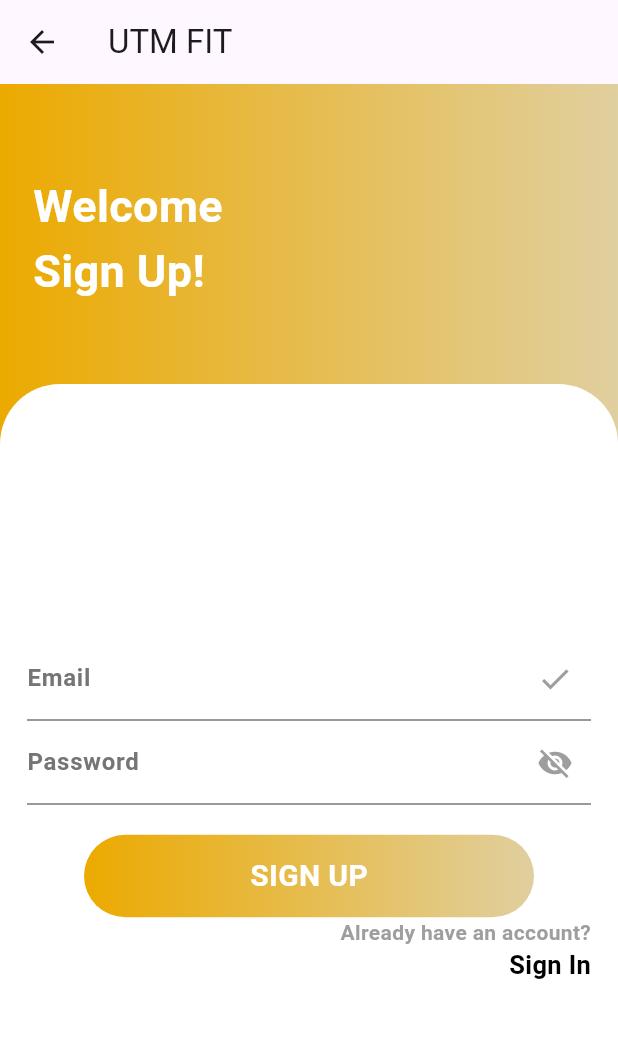
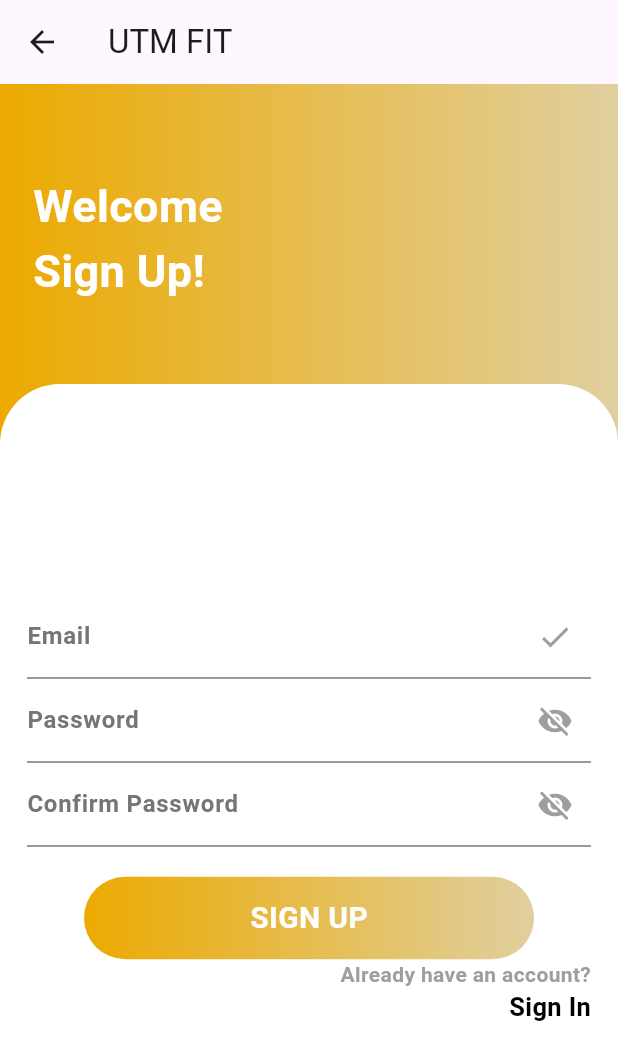
Before and after one commit to nuramirahathirahnazli/ByteBurst, a Flutter app: the signupScreen screen opened directly, on a phone screen of 412 x 824 dp. Shown: the top 1060 px of the screen. Run offline on Flutter 3.47's test engine with Material 3 defaults, Android fonts, the phone set to English and light mode, and no system bars; our stand-ins replace curved_navigation_bar, firebase_auth, firebase_core; accounts and stored records are empty.

Commit message:
Update signup_user.dart
add 'confirm pass' field

```diff
--- a/utmfit/lib/screens/user/Auth/signup_user.dart
+++ b/utmfit/lib/screens/user/Auth/signup_user.dart
@@ -30,6 +30,7 @@ class signupScreen extends StatelessWidget {
   Widget build(BuildContext context) {
     String email = '';
     String password = '';
+    String confirmPassword = '';
 
     return Scaffold(
       appBar: AppBar(
@@ -108,10 +109,33 @@ class signupScreen extends StatelessWidget {
                         ),
                       ),
                     ),
+                    TextField(
+                      onChanged: (value) {
+                        confirmPassword = value;
+                      },
+                      obscureText: true,
+                      decoration: InputDecoration(
+                        suffixIcon: const Icon(
+                          Icons.visibility_off,
+                          color: Colors.grey,
+                        ),
+                        labelText: 'Confirm Password',
+                        labelStyle: TextStyle(
+                          fontWeight: FontWeight.bold,
+                          color: Color.fromARGB(255, 117, 117, 115),
+                        ),
+                      ),
+                    ),
                     SizedBox(height: 20),
                     GestureDetector(
                       onTap: () {
-                        signUp(context, email, password);
+                        if (password == confirmPassword) {
+                          signUp(context, email, password);
+                        } else {
+                          ScaffoldMessenger.of(context).showSnackBar(SnackBar(
+                            content: Text('Passwords do not match.'),
+                          ));
+                        }
                       },
                       child: Container(
                         height: 55,
```
